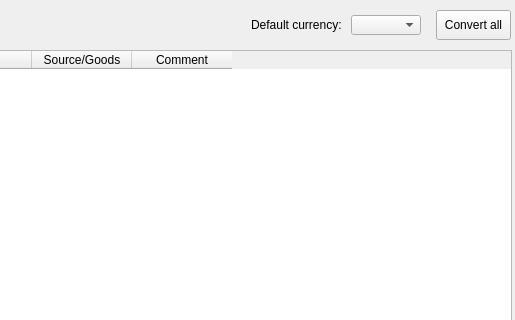
Above: ui/mainwindow.ui from maxjamcitar/purseqt before the change; both pictures show x 289 to 804 and y 0 to 320 of the 804 by 542 pixel window. Below: the same form after it.
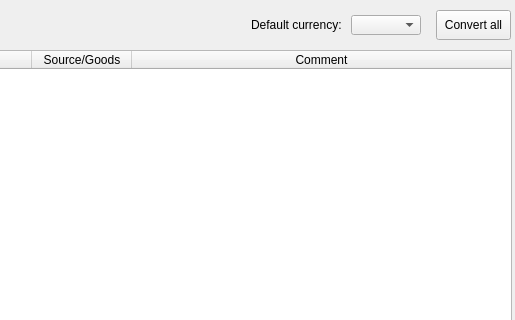
That is the form after the change.

The edit to the form file:
```diff
--- a/ui/mainwindow.ui
+++ b/ui/mainwindow.ui
@@ -23,9 +23,18 @@
       <height>451</height>
      </rect>
     </property>
+    <property name="autoFillBackground">
+     <bool>false</bool>
+    </property>
     <property name="sortingEnabled">
      <bool>false</bool>
     </property>
+    <attribute name="horizontalHeaderShowSortIndicator" stdset="0">
+     <bool>false</bool>
+    </attribute>
+    <attribute name="horizontalHeaderStretchLastSection">
+     <bool>true</bool>
+    </attribute>
     <column>
      <property name="text">
       <string>Inc/Exp</string>
```
